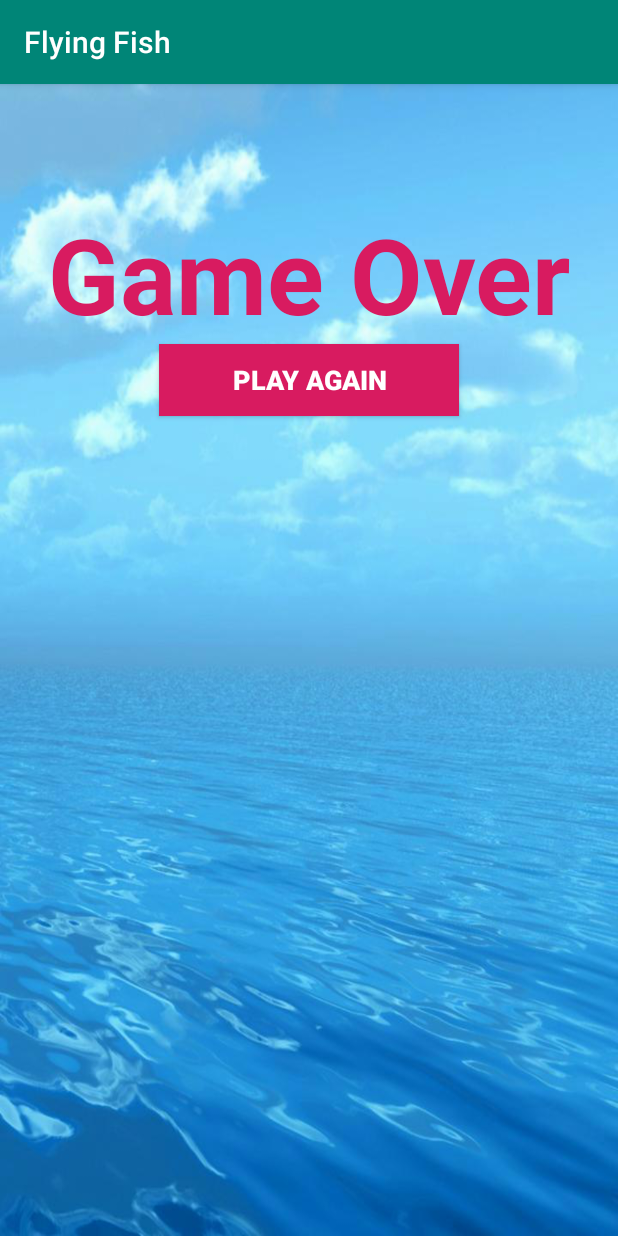
After one commit to kp1930/FlyingFish_Game_Application, an Android app: the GameOverActivity screen opened directly, with no data from a screen before it, on a phone screen of 412 x 824 dp. The commit adds this screen. Run offline under Robolectric (Android 15) with nearby library versions, the phone set to English and light mode, and no system bars.

Commit message:
Created GameOverActivity... Fish to GameOver with three red dots and after gameOver play again button...

```diff
--- a/app/src/main/AndroidManifest.xml
+++ b/app/src/main/AndroidManifest.xml
@@ -11,16 +11,14 @@
         android:supportsRtl="true"
         android:theme="@style/AppTheme"
         tools:ignore="AllowBackup,GoogleAppIndexingWarning">
-
+        <activity android:name=".activities.GameOverActivity"></activity>
         <activity android:name=".activities.SplashActivity">
-
             <intent-filter>
                 <action android:name="android.intent.action.MAIN" />
+
                 <category android:name="android.intent.category.LAUNCHER" />
             </intent-filter>
-
         </activity>
-
         <activity android:name=".activities.MainActivity" />
     </application>
 
--- /dev/null
+++ b/app/src/main/java/theblackdiamonds/com/activities/GameOverActivity.java
@@ -0,0 +1,29 @@
+package theblackdiamonds.com.activities;
+
+import android.content.Intent;
+import android.os.Bundle;
+import android.view.View;
+import android.widget.Button;
+
+import androidx.appcompat.app.AppCompatActivity;
+
+import theblackdiamonds.com.R;
+
+public class GameOverActivity extends AppCompatActivity {
+
+    Button startGameAgain;
+
+    @Override
+    protected void onCreate(Bundle savedInstanceState) {
+        super.onCreate(savedInstanceState);
+        setContentView(R.layout.activity_game_over);
+
+        startGameAgain = findViewById(R.id.play_again);
+        startGameAgain.setOnClickListener(new View.OnClickListener() {
+            @Override
+            public void onClick(View view) {
+                startActivity(new Intent(GameOverActivity.this, MainActivity.class));
+            }
+        });
+    }
+}
--- /dev/null
+++ b/app/src/main/res/layout/activity_game_over.xml
@@ -0,0 +1,36 @@
+<?xml version="1.0" encoding="utf-8"?>
+<RelativeLayout xmlns:android="http://schemas.android.com/apk/res/android"
+    xmlns:tools="http://schemas.android.com/tools"
+    android:layout_width="match_parent"
+    android:layout_height="match_parent"
+    android:background="@drawable/splash"
+    tools:context=".activities.GameOverActivity">
+
+    <TextView
+        android:id="@+id/gameOver"
+        android:layout_width="match_parent"
+        android:layout_height="wrap_content"
+        android:layout_alignParentStart="true"
+        android:layout_alignParentLeft="true"
+        android:layout_alignParentTop="true"
+        android:layout_marginTop="80dp"
+        android:text="@string/game_over"
+        android:textAlignment="center"
+        android:textColor="@color/colorAccent"
+        android:textSize="70sp"
+        android:textStyle="bold" />
+
+    <Button
+        android:id="@+id/play_again"
+        android:layout_width="200dp"
+        android:layout_height="wrap_content"
+        android:layout_below="@+id/gameOver"
+        android:layout_centerHorizontal="true"
+        android:background="@color/colorAccent"
+        android:padding="10dp"
+        android:text="@string/play_again"
+        android:textColor="@android:color/background_light"
+        android:textSize="18sp"
+        android:textStyle="bold" />
+
+</RelativeLayout>
--- a/app/src/main/res/values/strings.xml
+++ b/app/src/main/res/values/strings.xml
@@ -2,5 +2,7 @@
 
     <string name="app_name">Flying Fish</string>
     <string name="img_splash">TODO</string>
+    <string name="game_over">Game Over</string>
+    <string name="play_again">Play Again</string>
 
 </resources>
```
Also changed, not shown: app/src/main/java/theblackdiamonds/com/views/FlyingFishView.java (+24 -7 lines), app/src/main/res/layout/activity_main.xml (+1 -6 lines).
